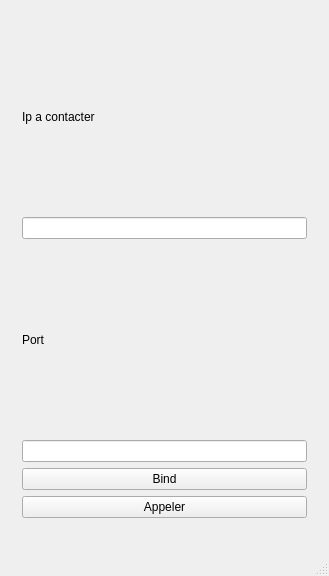
Qt form Babel/babel.ui (RemiGuillard/Troll-Babel) before a commit.
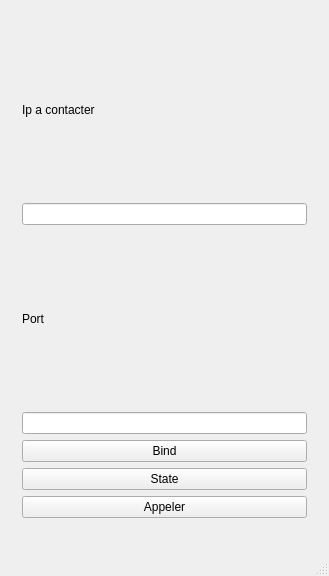
The same form after that commit. The open tabs and pages were chosen to show the change. Icons and pictures are not drawn.

Commit message: Maj de test pour le binding

Diff of the .ui file:
```diff
--- a/Babel/babel.ui
+++ b/Babel/babel.ui
@@ -289,7 +289,7 @@
         <item row="3" column="0">
          <widget class="QLineEdit" name="PortClientLine"/>
         </item>
-        <item row="5" column="0">
+        <item row="6" column="0">
          <widget class="QPushButton" name="callButton">
           <property name="text">
            <string>Appeler</string>
@@ -303,6 +303,13 @@
           </property>
          </widget>
         </item>
+        <item row="5" column="0">
+         <widget class="QPushButton" name="stateButton">
+          <property name="text">
+           <string>State</string>
+          </property>
+         </widget>
+        </item>
        </layout>
       </widget>
       <widget class="QWidget" name="Calling">
```
The commit also changes 2 other files.
